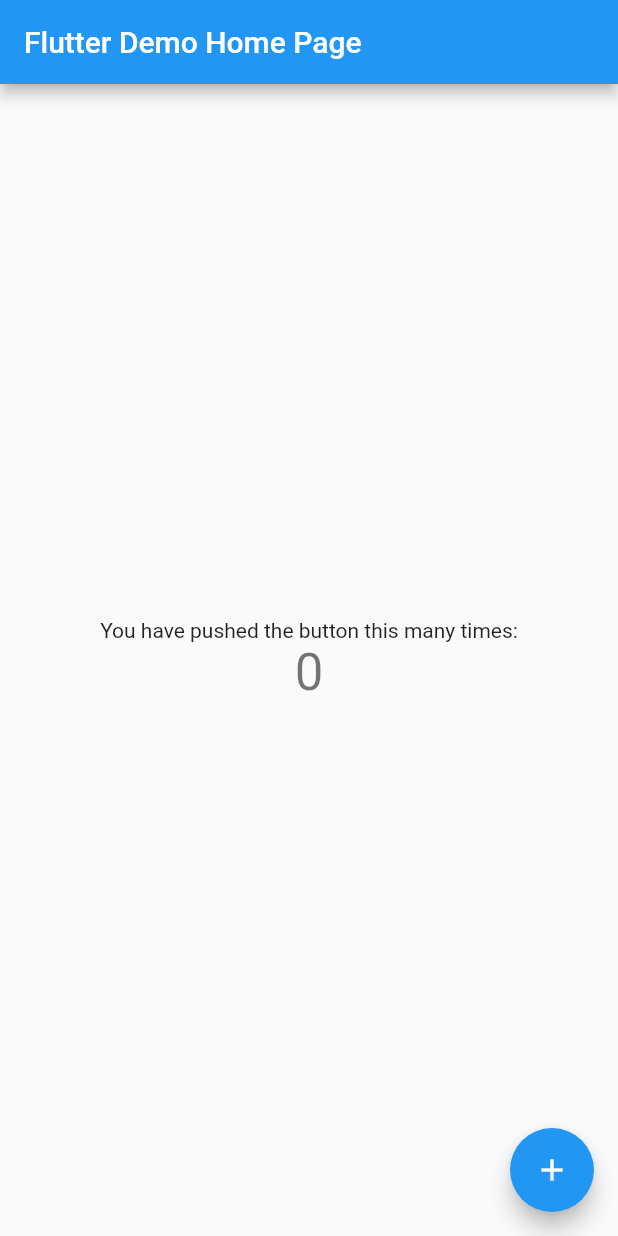
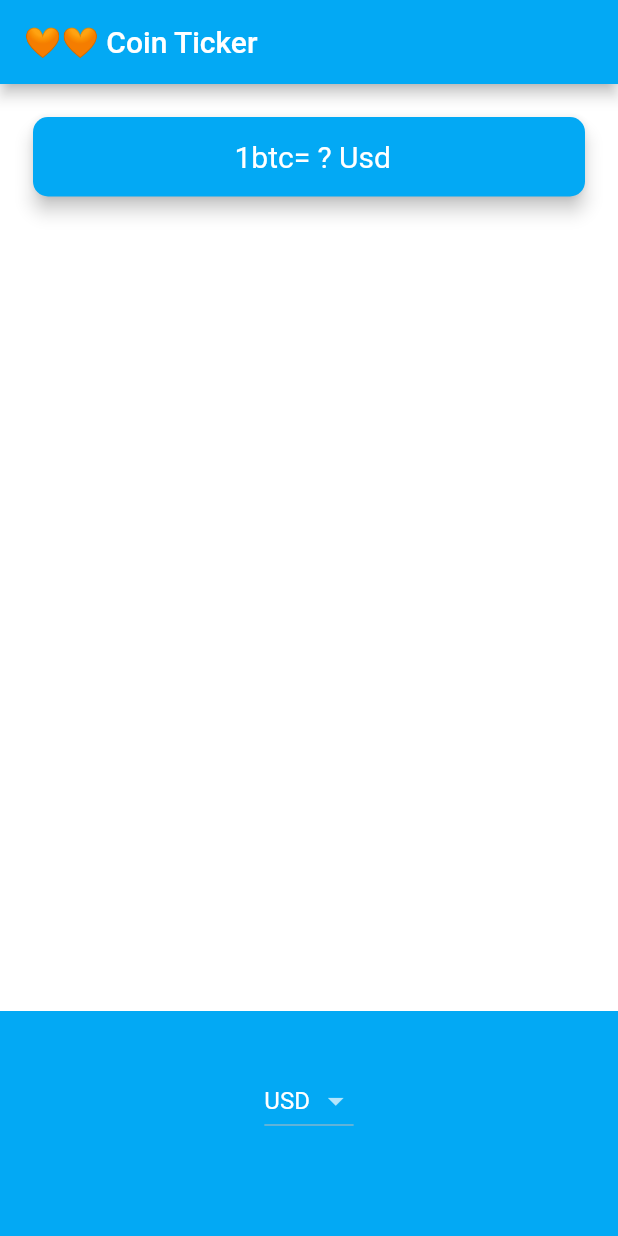
Before and after one commit to hungto228/bitcon_ticker_changle_app, a Flutter app: the screen it shows after launch, on a phone screen of 412 x 824 dp. Run offline on Flutter 3.47's test engine with Material 2 defaults, Android fonts, the phone set to English and light mode, and no system bars.

Commit message:
add dropdown ios&android

```diff
--- /dev/null
+++ b/lib/coin_data.dart
@@ -0,0 +1,33 @@
+const List<String> currentciesList = <String>[
+  'AUD',
+  'BRL',
+  'CAD',
+  'CNY',
+  'EUR',
+  'GBP',
+  'HKD',
+  'IDR',
+  'ILS',
+  'INR',
+  'JPY',
+  'MXN',
+  'NOK',
+  'NZD',
+  'PLN',
+  'RON',
+  'RUB',
+  'SEK',
+  'SGD',
+  'USD',
+  'ZAR'
+];
+const List<String> cryptoList = [
+  'BTC',
+  'ETH',
+  'LTC',
+];
+
+const coinAPIURL = 'https://rest.coinapi.io/v1/exchangerate';
+const apiKey = 'YOUR-API-KEY-HERE';
+
+class CoinData {}
--- a/lib/main.dart
+++ b/lib/main.dart
@@ -1,113 +1,19 @@
+import 'package:bitcon_ticker_changle_app/print_screen.dart';
+import 'package:flutter/cupertino.dart';
 import 'package:flutter/material.dart';
 
-void main() {
-  runApp(MyApp());
-}
+void main() => runApp(Myapp());
 
-class MyApp extends StatelessWidget {
-  // This widget is the root of your application.
+class Myapp extends StatelessWidget {
+  const Myapp({Key? key}) : super(key: key);
+
   @override
   Widget build(BuildContext context) {
     return MaterialApp(
-      title: 'Flutter Demo',
-      theme: ThemeData(
-        // This is the theme of your application.
-        //
-        // Try running your application with "flutter run". You'll see the
-        // application has a blue toolbar. Then, without quitting the app, try
-        // changing the primarySwatch below to Colors.green and then invoke
-        // "hot reload" (press "r" in the console where you ran "flutter run",
-        // or simply save your changes to "hot reload" in a Flutter IDE).
-        // Notice that the counter didn't reset back to zero; the application
-        // is not restarted.
-        primarySwatch: Colors.blue,
-      ),
-      home: MyHomePage(title: 'Flutter Demo Home Page'),
+      theme: ThemeData.dark().copyWith(
+          primaryColor: Colors.lightBlue,
+          scaffoldBackgroundColor: Colors.white),
+      home: PriceScreen(),
     );
   }
 }
-
-class MyHomePage extends StatefulWidget {
-  MyHomePage({Key? key, required this.title}) : super(key: key);
-
-  // This widget is the home page of your application. It is stateful, meaning
-  // that it has a State object (defined below) that contains fields that affect
-  // how it looks.
-
-  // This class is the configuration for the state. It holds the values (in this
-  // case the title) provided by the parent (in this case the App widget) and
-  // used by the build method of the State. Fields in a Widget subclass are
-  // always marked "final".
-
-  final String title;
-
-  @override
-  _MyHomePageState createState() => _MyHomePageState();
-}
-
-class _MyHomePageState extends State<MyHomePage> {
-  int _counter = 0;
-
-  void _incrementCounter() {
-    setState(() {
-      // This call to setState tells the Flutter framework that something has
-      // changed in this State, which causes it to rerun the build method below
-      // so that the display can reflect the updated values. If we changed
-      // _counter without calling setState(), then the build method would not be
-      // called again, and so nothing would appear to happen.
-      _counter++;
-    });
-  }
-
-  @override
-  Widget build(BuildContext context) {
-    // This method is rerun every time setState is called, for instance as done
-    // by the _incrementCounter method above.
-    //
-    // The Flutter framework has been optimized to make rerunning build methods
-    // fast, so that you can just rebuild anything that needs updating rather
-    // than having to individually change instances of widgets.
-    return Scaffold(
-      appBar: AppBar(
-        // Here we take the value from the MyHomePage object that was created by
-        // the App.build method, and use it to set our appbar title.
-        title: Text(widget.title),
-      ),
-      body: Center(
-        // Center is a layout widget. It takes a single child and positions it
-        // in the middle of the parent.
-        child: Column(
-          // Column is also a layout widget. It takes a list of children and
-          // arranges them vertically. By default, it sizes itself to fit its
-          // children horizontally, and tries to be as tall as its parent.
-          //
-          // Invoke "debug painting" (press "p" in the console, choose the
-          // "Toggle Debug Paint" action from the Flutter Inspector in Android
-          // Studio, or the "Toggle Debug Paint" command in Visual Studio Code)
-          // to see the wireframe for each widget.
-          //
-          // Column has various properties to control how it sizes itself and
-          // how it positions its children. Here we use mainAxisAlignment to
-          // center the children vertically; the main axis here is the vertical
-          // axis because Columns are vertical (the cross axis would be
-          // horizontal).
-          mainAxisAlignment: MainAxisAlignment.center,
-          children: <Widget>[
-            Text(
-              'You have pushed the button this many times:',
-            ),
-            Text(
-              '$_counter',
-              style: Theme.of(context).textTheme.headline4,
-            ),
-          ],
-        ),
-      ),
-      floatingActionButton: FloatingActionButton(
-        onPressed: _incrementCounter,
-        tooltip: 'Increment',
-        child: Icon(Icons.add),
-      ), // This trailing comma makes auto-formatting nicer for build methods.
-    );
-  }
-}
--- /dev/null
+++ b/lib/print_screen.dart
@@ -0,0 +1,98 @@
+import 'dart:io' show Platform;
+
+import 'package:bitcon_ticker_changle_app/coin_data.dart';
+import 'package:flutter/cupertino.dart';
+import 'package:flutter/material.dart';
+
+class PriceScreen extends StatefulWidget {
+  const PriceScreen({Key? key}) : super(key: key);
+
+  @override
+  _PriceScreenState createState() => _PriceScreenState();
+}
+
+class _PriceScreenState extends State<PriceScreen> {
+  String selectedCurrentcy = 'USD';
+
+  DropdownButton<String> androidDropDown() {
+    List<DropdownMenuItem<String>> dropdownItem = [];
+    for (String currency in currentciesList) {
+      var newItem = DropdownMenuItem(
+        child: Text(currency),
+        value: currency,
+      );
+      dropdownItem.add(newItem);
+    }
+    return DropdownButton(
+      value: selectedCurrentcy,
+      items: dropdownItem,
+      onChanged: (value) {
+        setState(() {
+          selectedCurrentcy = value!;
+        });
+      },
+    );
+  }
+
+  CupertinoPicker iospicker() {
+    List<Text> pickerItem = [];
+    for (String currency in currentciesList) {
+      pickerItem.add(Text(currency));
+    }
+    return CupertinoPicker(
+        itemExtent: 32,
+        onSelectedItemChanged: (selectTedIndex) {
+          print(selectTedIndex);
+        },
+        children: pickerItem);
+  }
+
+  @override
+  void initState() {
+    //todo: call getdata
+    super.initState();
+  }
+
+  @override
+  Widget build(BuildContext context) {
+    return Scaffold(
+      appBar: AppBar(
+        title: Text("🧡🧡 Coin Ticker"),
+      ),
+      body: Column(
+        mainAxisAlignment: MainAxisAlignment.spaceBetween,
+        crossAxisAlignment: CrossAxisAlignment.stretch,
+        children: [
+          Padding(
+            padding: EdgeInsets.fromLTRB(18.0, 18.0, 18.0, 18.0),
+            child: Card(
+              color: Colors.lightBlue,
+              elevation: 5.0,
+              shape: RoundedRectangleBorder(
+                borderRadius: BorderRadius.circular(10.0),
+              ),
+              child: Padding(
+                padding: EdgeInsets.symmetric(vertical: 15.0, horizontal: 28.0),
+                child: Text(
+                  //update text widget
+                  " 1btc= ? Usd",
+                  textAlign: TextAlign.center,
+                  style: TextStyle(
+                    fontSize: 20.0,
+                    color: Colors.white,
+                  ),
+                ),
+              ),
+            ),
+          ),
+          Container(
+              height: 150.0,
+              alignment: Alignment.center,
+              padding: EdgeInsets.only(bottom: 30.0),
+              color: Colors.lightBlue,
+              child: Platform.isIOS ? iospicker() : androidDropDown()),
+        ],
+      ),
+    );
+  }
+}
```
